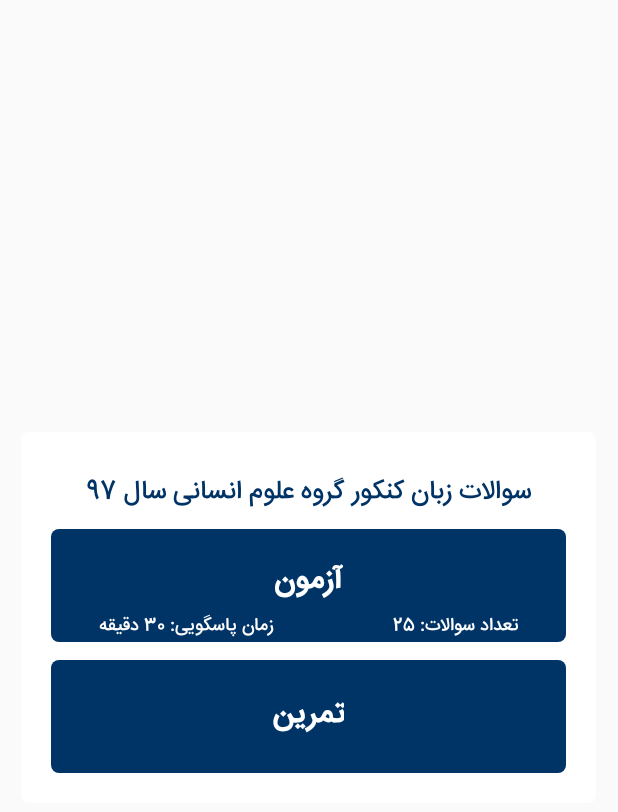
After one commit to sigma1326/EnglishTest, an Android app: the layout test_or_practice_dialog.xml on its own in the app's theme, with its tools: preview values and no code run, on a phone screen of 412 x 824 dp. The commit adds this screen. Shown: the top 812 px of the screen. Run offline under Robolectric (Android 15) with nearby library versions, the phone set to English and light mode, and no system bars.

Commit message:
add testOrPracticeDialog

```diff
--- /dev/null
+++ b/app/src/main/java/com/simorgh/englishtest/TestOrPracticeDialog.java
@@ -0,0 +1,38 @@
+package com.simorgh.englishtest;
+
+import android.content.Context;
+import android.view.LayoutInflater;
+import android.view.View;
+import android.widget.TextView;
+import android.widget.Toast;
+
+import androidx.annotation.NonNull;
+import androidx.appcompat.app.AlertDialog;
+
+public class TestOrPracticeDialog {
+    public static void createDialog(@NonNull final Context context, @NonNull final String title, final int questionCount, final int time) {
+        AlertDialog.Builder builder = new AlertDialog.Builder(context);
+
+        View view = LayoutInflater.from(context).inflate(R.layout.test_or_practice_dialog, null);
+        builder.setView(view);
+
+        String count = String.format("تعداد سوالات: %s", String.valueOf(questionCount));
+        String t = String.format("زمان پاسخگویی: %s دقیقه", String.valueOf(time));
+        ((TextView) view.findViewById(R.id.title)).setText(title);
+        ((TextView) view.findViewById(R.id.tv_question_count)).setText(count);
+        ((TextView) view.findViewById(R.id.tv_time)).setText(t);
+        AlertDialog alertDialog = builder.create();
+        alertDialog.show();
+
+
+        view.findViewById(R.id.view_test).setOnClickListener(v -> {
+            Toast.makeText(context, "test", Toast.LENGTH_SHORT).show();
+            alertDialog.dismiss();
+        });
+
+        view.findViewById(R.id.view_practice).setOnClickListener(v -> {
+            Toast.makeText(context, "practice", Toast.LENGTH_SHORT).show();
+            alertDialog.dismiss();
+        });
+    }
+}
--- a/app/src/main/java/com/simorgh/englishtest/adapter/InnerAdapter.java
+++ b/app/src/main/java/com/simorgh/englishtest/adapter/InnerAdapter.java
@@ -5,10 +5,10 @@ import android.os.Build;
 import android.view.LayoutInflater;
 import android.view.View;
 import android.view.ViewGroup;
-import android.widget.Toast;
 
 import com.simorgh.database.model.YearMajorData;
 import com.simorgh.englishtest.R;
+import com.simorgh.englishtest.TestOrPracticeDialog;
 
 import java.util.ArrayList;
 import java.util.List;
@@ -33,7 +33,11 @@ public class InnerAdapter extends com.simorgh.garlandview.inner.InnerAdapter<Inn
     public void onBindViewHolder(@NonNull InnerItem holder, int position) {
         holder.setContent(mData.get(position));
         holder.itemView.findViewById(R.id.inner_layout).setOnClickListener(v -> {
-            Toast.makeText(v.getContext(), String.valueOf(position), Toast.LENGTH_SHORT).show();
+            String year = String.format("سوالات زبان گروه %s", YearMajorData.getMajorType(mData.get(position).getMajor()));
+            TestOrPracticeDialog.createDialog(v.getContext()
+                    , String.format("%s سال %s", year, String.valueOf(mData.get(position).getYear()))
+                    , mData.get(position).getQuestionCount()
+                    , YearMajorData.getMajorTime(mData.get(position).getMajor()));
         });
     }
 
--- a/app/src/main/java/com/simorgh/englishtest/view/MainActivity.java
+++ b/app/src/main/java/com/simorgh/englishtest/view/MainActivity.java
@@ -6,15 +6,12 @@ import android.view.View;
 
 import com.simorgh.database.TestRepository;
 import com.simorgh.englishtest.R;
-import com.simorgh.englishtest.adapter.InnerData;
 import com.simorgh.englishtest.adapter.OuterAdapter;
 import com.simorgh.garlandview.TailLayoutManager;
 import com.simorgh.garlandview.TailRecyclerView;
 import com.simorgh.garlandview.TailSnapHelper;
 import com.simorgh.garlandview.header.HeaderTransformer;
 
-import java.util.ArrayList;
-import java.util.List;
 import java.util.Objects;
 
 import androidx.appcompat.app.AppCompatActivity;
@@ -31,35 +28,23 @@ public class MainActivity extends AppCompatActivity {
         View rootView = findViewById(android.R.id.content);
         rootView.setBackgroundDrawable(getResources().getDrawable(R.drawable.background));
 
-        final List<List<InnerData>> outerData = new ArrayList<>();
-        for (int i = 0; i < 10; i++) {
-            final List<InnerData> innerData = new ArrayList<>();
-            for (int j = 0; j < 10; j++) {
-                innerData.add(createInnerData());
-            }
-            outerData.add(innerData);
-        }
-
-        TestRepository testRepository = new TestRepository(getApplication());
 
 
         rv = findViewById(R.id.rv_main);
         ((TailLayoutManager) Objects.requireNonNull(rv.getLayoutManager())).setPageTransformer(new HeaderTransformer());
         new TailSnapHelper().attachToRecyclerView(rv);
 
-        Runnable runnable = () -> rv.setAdapter(new OuterAdapter(testRepository.getYearMajorData()));
+        Runnable runnable = () -> {
+            TestRepository testRepository = new TestRepository(getApplication());
+            rv.setAdapter(new OuterAdapter(testRepository.getYearMajorData()));
+        };
         runnable.run();
 
-    }
-
-    private InnerData createInnerData() {
-        return new InnerData("سوالات زبان کنکور گروه ریاضی فنی", "تعداد سوالات: 75", "زمان پاسخگویی:50 دقیقه");
     }
 
     @Override
     protected void onStart() {
         super.onStart();
-
     }
 
     @Override
--- /dev/null
+++ b/app/src/main/res/drawable/dialog_button_background.xml
@@ -0,0 +1,5 @@
+<?xml version="1.0" encoding="utf-8"?>
+<shape xmlns:android="http://schemas.android.com/apk/res/android">
+    <solid android:color="#003366" />
+    <corners android:radius="5dp" />
+</shape>
--- a/app/src/main/res/layout/inner_item.xml
+++ b/app/src/main/res/layout/inner_item.xml
@@ -46,7 +46,7 @@
             android:layout_height="wrap_content"
             android:layout_marginStart="0dp"
             android:layout_marginLeft="0dp"
-            android:layout_marginTop="14dp"
+            android:layout_marginTop="10dp"
             android:layout_marginEnd="20dp"
             android:layout_marginRight="20dp"
             android:layout_marginBottom="8dp"
@@ -68,7 +68,7 @@
             android:layout_height="wrap_content"
             android:layout_marginStart="20dp"
             android:layout_marginLeft="20dp"
-            android:layout_marginTop="14dp"
+            android:layout_marginTop="10dp"
             android:layout_marginBottom="8dp"
             android:gravity="center"
             android:textColor="#003366"
--- /dev/null
+++ b/app/src/main/res/layout/test_or_practice_dialog.xml
@@ -0,0 +1,128 @@
+<?xml version="1.0" encoding="utf-8"?>
+<androidx.constraintlayout.widget.ConstraintLayout xmlns:android="http://schemas.android.com/apk/res/android"
+    xmlns:app="http://schemas.android.com/apk/res-auto"
+    android:layout_width="wrap_content"
+    android:layout_height="wrap_content"
+    android:layout_gravity="center"
+    android:background="@drawable/white_corners"
+    android:orientation="vertical"
+    app:layout_constrainedWidth="true"
+    app:layout_constraintHeight_percent="0.48"
+    app:layout_constraintWidth_percent="0.89">
+
+    <TextView
+        android:id="@+id/title"
+        android:layout_width="wrap_content"
+        android:layout_height="wrap_content"
+        android:layout_marginStart="20dp"
+        android:layout_marginLeft="20dp"
+        android:layout_marginTop="25dp"
+        android:layout_marginEnd="20dp"
+        android:layout_marginRight="20dp"
+        android:fontFamily="@font/iransans_medium"
+        android:text="سوالات زبان کنکور گروه علوم انسانی سال 97"
+        android:textColor="#003366"
+        android:textSize="17sp"
+        app:layout_constraintEnd_toEndOf="parent"
+        app:layout_constraintStart_toStartOf="parent"
+        app:layout_constraintTop_toTopOf="parent" />
+
+    <View
+        android:id="@+id/view_test"
+        android:layout_width="0dp"
+        android:layout_height="75dp"
+        android:layout_marginStart="20dp"
+        android:layout_marginLeft="20dp"
+        android:layout_marginTop="8dp"
+        android:layout_marginEnd="20dp"
+        android:layout_marginRight="20dp"
+        android:background="@drawable/dialog_button_background"
+        android:clickable="true"
+        android:focusable="true"
+        app:layout_constraintEnd_toEndOf="parent"
+        app:layout_constraintStart_toStartOf="parent"
+        app:layout_constraintTop_toBottomOf="@+id/title" />
+
+    <View
+        android:id="@+id/view_practice"
+        android:layout_width="0dp"
+        android:layout_height="75dp"
+        android:layout_marginStart="20dp"
+        android:layout_marginLeft="20dp"
+        android:layout_marginTop="12dp"
+        android:layout_marginEnd="20dp"
+        android:layout_marginRight="20dp"
+        android:layout_marginBottom="20dp"
+        android:background="@drawable/dialog_button_background"
+        app:layout_constraintBottom_toBottomOf="parent"
+        app:layout_constraintEnd_toEndOf="parent"
+        app:layout_constraintStart_toStartOf="parent"
+        app:layout_constraintTop_toBottomOf="@+id/view_test" />
+
+    <TextView
+        android:id="@+id/tv_test"
+        android:layout_width="wrap_content"
+        android:layout_height="wrap_content"
+        android:layout_marginTop="18dp"
+        android:fontFamily="@font/iransans_medium"
+        android:text="آزمون"
+        android:textColor="#ffffff"
+        android:textSize="20sp"
+        android:textStyle="bold"
+        app:layout_constraintBottom_toBottomOf="@+id/view_test"
+        app:layout_constraintEnd_toEndOf="@+id/view_test"
+        app:layout_constraintStart_toStartOf="@+id/view_test"
+        app:layout_constraintTop_toTopOf="@+id/view_test"
+        app:layout_constraintVertical_bias="0.0" />
+
+    <TextView
+        android:id="@+id/tv_question_count"
+        android:layout_width="wrap_content"
+        android:layout_height="wrap_content"
+        android:layout_marginTop="8dp"
+        android:layout_marginEnd="32dp"
+        android:layout_marginRight="32dp"
+        android:layout_marginBottom="8dp"
+        android:fontFamily="@font/iransans_medium"
+        android:text="تعداد سوالات: 25"
+        android:textColor="#ffffff"
+        android:textSize="12sp"
+        app:layout_constraintBottom_toBottomOf="@+id/view_test"
+        app:layout_constraintEnd_toEndOf="@+id/view_test"
+        app:layout_constraintHorizontal_bias="1.0"
+        app:layout_constraintStart_toEndOf="@+id/tv_test"
+        app:layout_constraintTop_toBottomOf="@+id/tv_test" />
+
+    <TextView
+        android:id="@+id/tv_time"
+        android:layout_width="wrap_content"
+        android:layout_height="wrap_content"
+        android:layout_marginStart="32dp"
+        android:layout_marginLeft="32dp"
+        android:layout_marginTop="8dp"
+        android:layout_marginBottom="8dp"
+        android:fontFamily="@font/iransans_medium"
+        android:text="زمان پاسگویی: 30 دقیقه"
+        android:textColor="#ffffff"
+        android:textSize="12sp"
+        app:layout_constraintBottom_toBottomOf="@+id/view_test"
+        app:layout_constraintEnd_toStartOf="@+id/tv_test"
+        app:layout_constraintHorizontal_bias="0.0"
+        app:layout_constraintStart_toStartOf="@+id/view_test"
+        app:layout_constraintTop_toBottomOf="@+id/tv_test" />
+
+
+    <TextView
+        android:id="@+id/tv_practice"
+        android:layout_width="wrap_content"
+        android:layout_height="wrap_content"
+        android:fontFamily="@font/iransans_medium"
+        android:text="تمرین"
+        android:textColor="#ffffff"
+        android:textSize="20sp"
+        android:textStyle="bold"
+        app:layout_constraintBottom_toBottomOf="@+id/view_practice"
+        app:layout_constraintEnd_toEndOf="@+id/view_practice"
+        app:layout_constraintStart_toStartOf="@+id/view_practice"
+        app:layout_constraintTop_toTopOf="@+id/view_practice" />
+</androidx.constraintlayout.widget.ConstraintLayout>
--- a/database/src/main/java/com/simorgh/database/model/YearMajorData.java
+++ b/database/src/main/java/com/simorgh/database/model/YearMajorData.java
@@ -60,9 +60,9 @@ public class YearMajorData {
             case 1:
             case 2:
             case 4:
-                return 25;
+                return 20;
             case 3:
-                return 125;
+                return 105;
             default:
                 return -1;
         }
```
